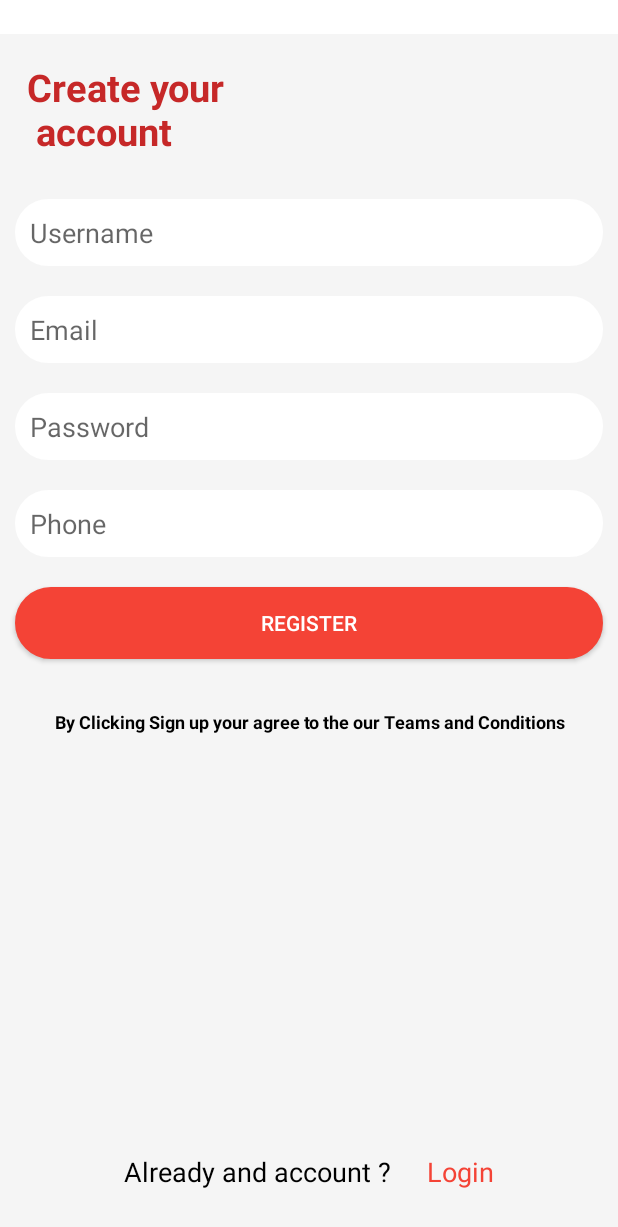
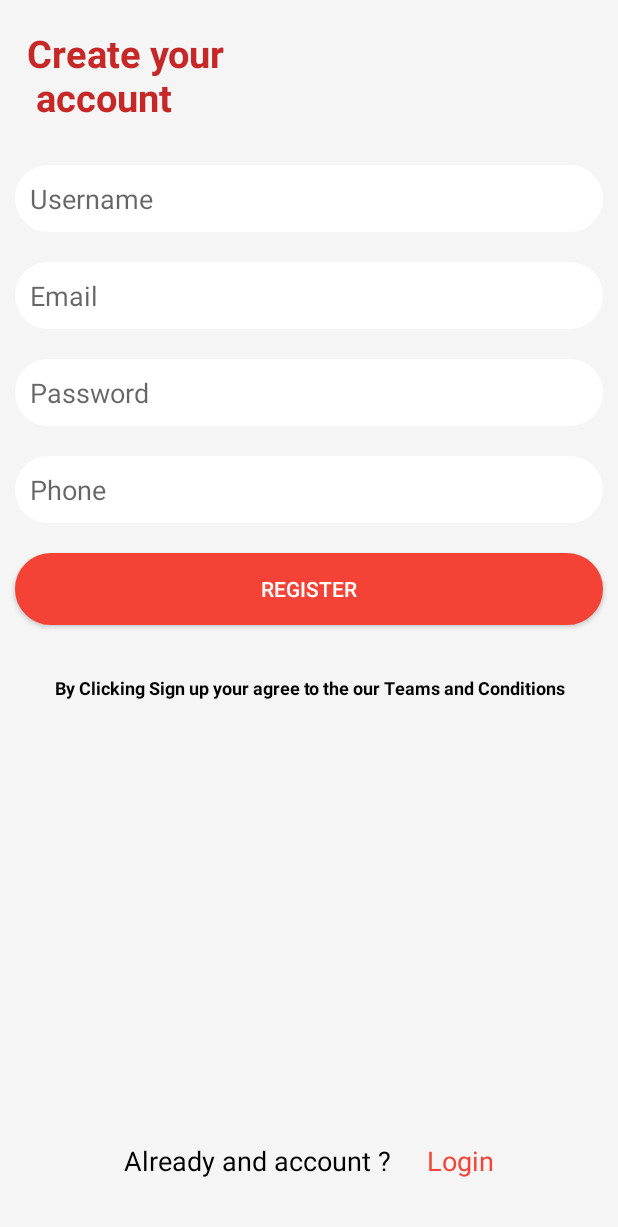
Before and after one commit to dev-mgkaung/food_delivery, an Android app: the RegisterActivity screen opened directly, with no data from a screen before it, on a phone screen of 412 x 824 dp. Shown: the top 1227 px of the screen. Run offline under Robolectric (Android 15) with nearby library versions, the phone set to English and light mode, and no system bars.

Commit message:
login bug fix

```diff
--- a/app/src/main/res/layout/activity_login.xml
+++ b/app/src/main/res/layout/activity_login.xml
@@ -1,10 +1,8 @@
 <?xml version="1.0" encoding="utf-8"?>
 <RelativeLayout xmlns:android="http://schemas.android.com/apk/res/android"
-    xmlns:app="http://schemas.android.com/apk/res-auto"
     xmlns:tools="http://schemas.android.com/tools"
     android:layout_width="match_parent"
     android:layout_gravity="center"
-    android:layout_marginTop="15dp"
     android:background="@color/grey_100"
     android:layout_height="match_parent"
     tools:context=".activity.LoginActivity">
--- a/app/src/main/res/layout/activity_register.xml
+++ b/app/src/main/res/layout/activity_register.xml
@@ -4,7 +4,6 @@
     xmlns:tools="http://schemas.android.com/tools"
     android:layout_width="match_parent"
     android:layout_gravity="center"
-    android:layout_marginTop="15dp"
     android:background="@color/grey_100"
     android:layout_height="match_parent"
     tools:context=".activity.LoginActivity">
@@ -49,7 +48,7 @@
             android:hint="@string/password"
             android:padding="10dp"
             android:id="@+id/etPassword"
-            android:inputType="numberPassword"
+            android:inputType="textPassword"
             android:layout_margin="10dp"/>
         <androidx.appcompat.widget.AppCompatEditText
             android:layout_width="match_parent"
```
